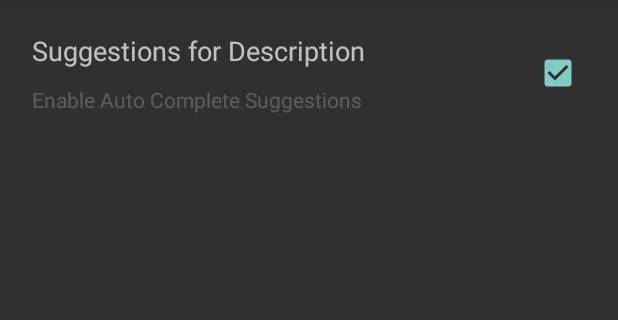
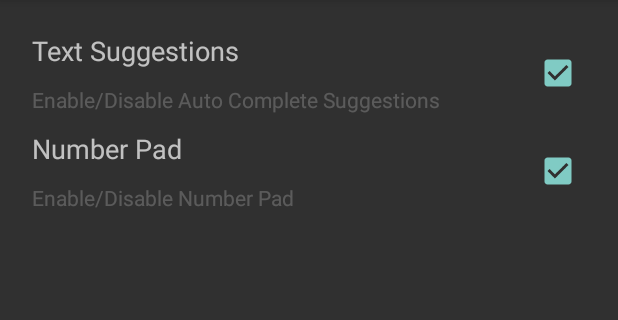
Before and after one commit to vishwasmdamle/QuickNote, an Android app: the screen it shows after launch (SettingsActivity), in the options menu, after a tap on "Settings", on a phone screen of 412 x 824 dp, the part 84-404 px from its top. Run offline under Robolectric (Android 15) with nearby library versions, the phone set to English and light mode, and no system bars.

Commit message:
QuickNote : Ability to enable/disable keypad.

```diff
--- a/app/src/main/java/com/example/vishwasdamle/quicknote/activities/Exp.java
+++ b/app/src/main/java/com/example/vishwasdamle/quicknote/activities/Exp.java
@@ -40,7 +40,6 @@ public class Exp extends ActionBarActivity implements OnClickListener, OnItemCli
     public static final String SHARE_SUBJECT = "Expense Statement";
     public static final String SHARE_EXTRA_TEXT = "Expense statement generated using QuickNote";
     public static final String SHARE_CHOOSER_TITLE = "Send File via...";
-    private ButtonAdaptor buttonAdaptor;
     private ArrayAdapter<String> descriptionAdapter;
     ExpenseService expenseService;
     AutoCompleteService autoCompleteService;
@@ -55,15 +54,26 @@ public class Exp extends ActionBarActivity implements OnClickListener, OnItemCli
         super.onCreate(savedInstanceState);
         setContentView(R.layout.activity_exp);
         initSpinner();
-        initNumPad();
         initAutoCompleteSuggestions();
     }
 
     private void initNumPad() {
-        GridView gridView = (GridView) findViewById(R.id.numPad);
-        buttonAdaptor = new ButtonAdaptor(this);
-        gridView.setAdapter(buttonAdaptor);
-        gridView.setOnItemClickListener(this);
+        if(isKeyboardEnabled(this)) {
+            GridView gridView = (GridView) findViewById(R.id.numPad);
+            ButtonAdaptor buttonAdaptor = new ButtonAdaptor(this);
+            gridView.setAdapter(buttonAdaptor);
+            gridView.setOnItemClickListener(this);
+
+            gridView.setVisibility(VISIBLE);
+            findViewById(R.id.amount).setFocusable(false);
+            findViewById(R.id.amount).setFocusableInTouchMode(false);
+        } else {
+            GridView gridView = (GridView) findViewById(R.id.numPad);
+            gridView.setVisibility(INVISIBLE);
+
+            findViewById(R.id.amount).setFocusable(true);
+            findViewById(R.id.amount).setFocusableInTouchMode(true);
+        }
     }
 
     private void initAutoCompleteSuggestions() {
@@ -90,6 +100,7 @@ public class Exp extends ActionBarActivity implements OnClickListener, OnItemCli
     protected void onResume() {
         super.onResume();
         setupAutoCompleteWords();
+        initNumPad();
     }
 
     private void initSpinner() {
--- a/app/src/main/java/com/example/vishwasdamle/quicknote/activities/SettingsActivity.java
+++ b/app/src/main/java/com/example/vishwasdamle/quicknote/activities/SettingsActivity.java
@@ -17,10 +17,15 @@ public class SettingsActivity extends ActionBarActivity {
         setContentView(R.layout.activity_settings);
         getSupportActionBar().setSubtitle(R.string.Settings);
         ((CheckBox)findViewById(R.id.toggleAutoComplete)).setChecked(isAutoCompleteEnabled(this));
+        ((CheckBox)findViewById(R.id.toggleKeyboard)).setChecked(isKeyboardEnabled(this));
 
     }
 
     public void toggleAutoComplete(View view) {
         setAutoCompleteEnabled(this, ((CheckBox)findViewById(R.id.toggleAutoComplete)).isChecked());
     }
+
+    public void toggleKeyboard(View view) {
+        setKeyboardEnabled(this, ((CheckBox)findViewById(R.id.toggleKeyboard)).isChecked());
+    }
 }
--- a/app/src/main/java/com/example/vishwasdamle/quicknote/repository/StoredPreferences.java
+++ b/app/src/main/java/com/example/vishwasdamle/quicknote/repository/StoredPreferences.java
@@ -11,6 +11,7 @@ import com.example.vishwasdamle.quicknote.model.Constants;
 public class StoredPreferences {
 
     private static final String AUTOCOMPLETE_PREFERENCE = "AutoCompletePreference";
+    private static final String KEYBOARD_PREFERENCE = "KeyboardPreference";
 
     private static SharedPreferences getSharedPreferences(Context context) {
         return context.getSharedPreferences(Constants.STORED_PREFERENCES, Context.MODE_PRIVATE);
@@ -26,4 +27,15 @@ public class StoredPreferences {
                 .putBoolean(AUTOCOMPLETE_PREFERENCE, value)
                 .commit();
     }
+
+    public static boolean isKeyboardEnabled(Context context) {
+        return getSharedPreferences(context).getBoolean(KEYBOARD_PREFERENCE, true);
+    }
+
+    public static void setKeyboardEnabled(Context context, boolean value) {
+        getSharedPreferences(context)
+                .edit()
+                .putBoolean(KEYBOARD_PREFERENCE, value)
+                .commit();
+    }
 }
--- a/app/src/main/res/layout/activity_exp.xml
+++ b/app/src/main/res/layout/activity_exp.xml
@@ -52,7 +52,6 @@
             android:id="@+id/amount"
             android:layout_gravity="center_horizontal"
             android:inputType="text"
-            android:focusable="false"
             android:layout_toLeftOf="@+id/backspace"
             android:layout_toStartOf="@+id/backspace"
             android:textAlignment="gravity"
--- a/app/src/main/res/layout/activity_settings.xml
+++ b/app/src/main/res/layout/activity_settings.xml
@@ -22,7 +22,6 @@
             android:orientation="vertical">
 
             <TextView
-                android:id="@+id/settingText"
                 android:layout_width="fill_parent"
                 android:layout_height="wrap_content"
                 android:padding="@dimen/text_padding"
@@ -30,7 +29,6 @@
                 android:textAppearance="?android:attr/textAppearanceMedium" />
 
             <TextView
-                android:id="@+id/settingSubtext"
                 android:layout_width="fill_parent"
                 android:layout_height="wrap_content"
                 android:padding="@dimen/text_padding"
@@ -58,4 +56,49 @@
 
     </LinearLayout>
 
+    <LinearLayout
+        android:layout_width="match_parent"
+        android:layout_height="wrap_content"
+        android:layout_gravity="center_horizontal"
+        android:orientation="horizontal" >
+
+        <LinearLayout
+            android:layout_width="0dp"
+            android:layout_height="fill_parent"
+            android:layout_weight="7"
+            android:orientation="vertical" >
+
+            <TextView
+                android:layout_width="fill_parent"
+                android:layout_height="wrap_content"
+                android:padding="@dimen/text_padding"
+                android:text="@string/Settings.EnableKeyboard"
+                android:textAppearance="?android:attr/textAppearanceMedium" />
+
+            <TextView
+                android:layout_width="fill_parent"
+                android:layout_height="wrap_content"
+                android:padding="@dimen/text_padding"
+                android:text="@string/Settings.EnableKeyboardExtra"
+                android:textAppearance="?android:attr/textAppearanceSmall"
+                android:enabled="false" />
+        </LinearLayout>
+
+        <LinearLayout
+            android:layout_width="0dp"
+            android:layout_height="fill_parent"
+            android:layout_weight="1"
+            android:gravity="center_vertical|center_horizontal"
+            android:orientation="horizontal"
+            android:weightSum="1" >
+
+            <CheckBox
+                android:layout_width="wrap_content"
+                android:layout_height="wrap_content"
+                android:id="@+id/toggleKeyboard"
+                android:checked="true"
+                android:onClick="toggleKeyboard" />
+        </LinearLayout>
+    </LinearLayout>
+
 </LinearLayout>
--- a/app/src/main/res/values/strings.xml
+++ b/app/src/main/res/values/strings.xml
@@ -25,8 +25,10 @@
     <string name="Export">Export Document</string>
     <string name="ExportForSharing">Export Document For Sharing</string>
     <string name="Settings">Settings</string>
-    <string name="Settings.EnableAutoComplete">Suggestions for Description</string>
-    <string name="Settings.EnableAutoCompleteExtra">Enable Auto Complete Suggestions</string>
+    <string name="Settings.EnableAutoComplete">Text Suggestions</string>
+    <string name="Settings.EnableAutoCompleteExtra">Enable/Disable Auto Complete Suggestions</string>
+    <string name="Settings.EnableKeyboard">Number Pad</string>
+    <string name="Settings.EnableKeyboardExtra">Enable/Disable Number Pad</string>
 
     <string name="Exported">Document Exported Successfully</string>
     <string name="Saved">Saved</string>
```
